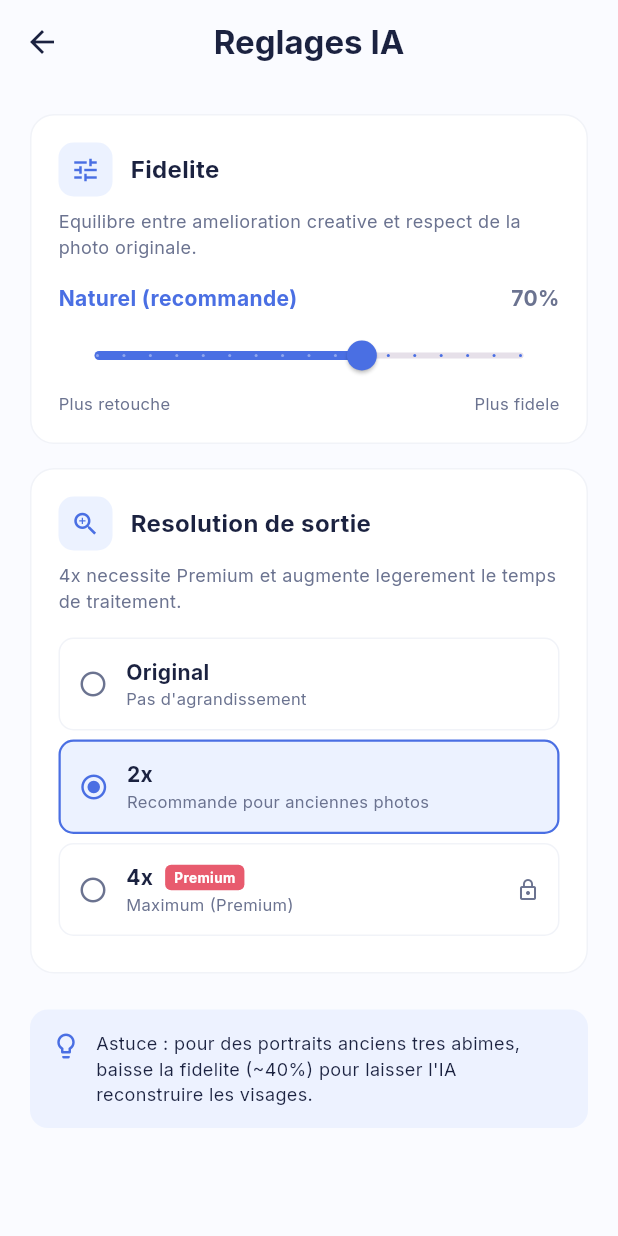
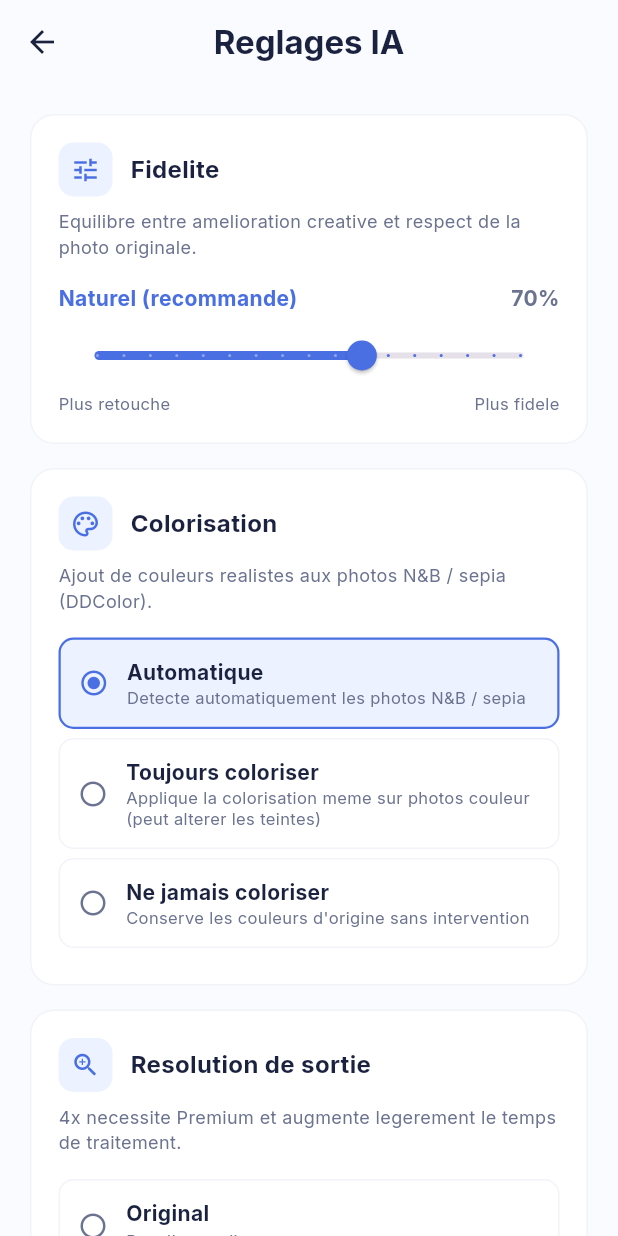
Before and after one commit to agbeviade/CleanPhoto, a Flutter app: the SettingsScreen screen opened directly, on a phone screen of 412 x 824 dp. Run offline on Flutter 3.47's test engine with Material 3 defaults, Android fonts, the phone set to English and light mode, and no system bars; our stand-ins replace cached_network_image, flutter_spinkit, google_fonts, image_picker, share_plus, shared_preferences and 1 more; missing offline and left inert: image_gallery_saver_plus; accounts and stored records are empty.

Commit message:
feat(settings): user-controlled colorize mode (auto/on/off)

```diff
--- a/mobile/lib/screens/settings_screen.dart
+++ b/mobile/lib/screens/settings_screen.dart
@@ -114,6 +114,19 @@ class _SettingsScreenState extends State<SettingsScreen> {
                 ),
                 const SizedBox(height: 16),
                 _section(
+                  icon: Icons.palette_outlined,
+                  title: 'Colorisation',
+                  subtitle:
+                      'Ajout de couleurs realistes aux photos N&B / sepia (DDColor).',
+                  child: Column(
+                    children: [
+                      for (final m in ColorizeMode.values)
+                        _colorizeOption(m),
+                    ],
+                  ),
+                ),
+                const SizedBox(height: 16),
+                _section(
                   icon: Icons.zoom_in,
                   title: 'Resolution de sortie',
                   subtitle:
@@ -200,6 +213,52 @@ class _SettingsScreenState extends State<SettingsScreen> {
     );
   }
 
+  Widget _colorizeOption(ColorizeMode mode) {
+    final selected = _settings.colorize == mode;
+    return InkWell(
+      onTap: () {
+        setState(() => _settings = _settings.copyWith(colorize: mode));
+        _save();
+      },
+      borderRadius: BorderRadius.circular(10),
+      child: Container(
+        padding: const EdgeInsets.symmetric(horizontal: 12, vertical: 12),
+        margin: const EdgeInsets.only(bottom: 6),
+        decoration: BoxDecoration(
+          color: selected ? AppColors.softBlue.withOpacity(0.5) : Colors.transparent,
+          borderRadius: BorderRadius.circular(10),
+          border: Border.all(
+            color: selected ? AppColors.primaryBlue : AppColors.lightGrey,
+            width: selected ? 1.5 : 1,
+          ),
+        ),
+        child: Row(
+          children: [
+            Icon(
+              selected ? Icons.radio_button_checked : Icons.radio_button_unchecked,
+              color: selected ? AppColors.primaryBlue : AppColors.textMuted,
+              size: 20,
+            ),
+            const SizedBox(width: 12),
+            Expanded(
+              child: Column(
+                crossAxisAlignment: CrossAxisAlignment.start,
+                children: [
+                  Text(mode.label,
+                      style: const TextStyle(
+                          fontWeight: FontWeight.w700, fontSize: 14)),
+                  Text(mode.description,
+                      style: const TextStyle(
+                          fontSize: 11, color: AppColors.textMuted, height: 1.3)),
+                ],
+              ),
+            ),
+          ],
+        ),
+      ),
+    );
+  }
+
   Widget _upscaleOption(int value, String label, String description,
       {bool premium = false}) {
     final selected = _settings.upscale == value;
--- a/mobile/lib/services/api_service.dart
+++ b/mobile/lib/services/api_service.dart
@@ -137,6 +137,7 @@ class ApiService {
     final s = settings ?? await SettingsService.load();
     request.fields['fidelity'] = s.fidelity.toStringAsFixed(2);
     request.fields['upscale'] = s.upscale.toString();
+    request.fields['colorize'] = s.colorize.apiValue;
 
     final streamed = await request.send().timeout(const Duration(seconds: 90));
     final response = await http.Response.fromStream(streamed);
--- a/mobile/lib/services/settings_service.dart
+++ b/mobile/lib/services/settings_service.dart
@@ -1,21 +1,56 @@
 import 'package:shared_preferences/shared_preferences.dart';
+
+/// Mode de colorisation pour photos N&B.
+/// auto : detection automatique de la saturation (recommande)
+/// on   : force la colorisation meme si l'image semble couleur
+/// off  : jamais coloriser
+enum ColorizeMode { auto, on, off }
+
+extension ColorizeModeX on ColorizeMode {
+  String get apiValue => switch (this) {
+        ColorizeMode.auto => 'auto',
+        ColorizeMode.on => 'on',
+        ColorizeMode.off => 'off',
+      };
+  String get label => switch (this) {
+        ColorizeMode.auto => 'Automatique',
+        ColorizeMode.on => 'Toujours coloriser',
+        ColorizeMode.off => 'Ne jamais coloriser',
+      };
+  String get description => switch (this) {
+        ColorizeMode.auto =>
+          'Detecte automatiquement les photos N&B / sepia',
+        ColorizeMode.on =>
+          'Applique la colorisation meme sur photos couleur (peut alterer les teintes)',
+        ColorizeMode.off =>
+          'Conserve les couleurs d\'origine sans intervention',
+      };
+}
 
 /// Reglages de restauration IA persistes localement.
 /// fidelity: 0.0 (plus creatif, lisse) -> 1.0 (plus fidele a l'original)
 /// upscale: 1, 2, 4 (premium pour 4x)
+/// colorize: ColorizeMode.auto par defaut
 class RestoreSettings {
   final double fidelity;
   final int upscale;
+  final ColorizeMode colorize;
 
   const RestoreSettings({
     this.fidelity = 0.7,
     this.upscale = 2,
+    this.colorize = ColorizeMode.auto,
   });
 
-  RestoreSettings copyWith({double? fidelity, int? upscale}) =>
+  RestoreSettings copyWith({
+    double? fidelity,
+    int? upscale,
+    ColorizeMode? colorize,
+  }) =>
       RestoreSettings(
         fidelity: fidelity ?? this.fidelity,
         upscale: upscale ?? this.upscale,
+        colorize: colorize ?? this.colorize,
       );
 
   String get fidelityLabel {
@@ -29,12 +64,18 @@ class RestoreSettings {
 class SettingsService {
   static const _kFidelity = 'restore_fidelity_v1';
   static const _kUpscale = 'restore_upscale_v1';
+  static const _kColorize = 'restore_colorize_v1';
 
   static Future<RestoreSettings> load() async {
     final p = await SharedPreferences.getInstance();
+    final colorRaw = p.getString(_kColorize) ?? 'auto';
     return RestoreSettings(
       fidelity: p.getDouble(_kFidelity) ?? 0.7,
       upscale: p.getInt(_kUpscale) ?? 2,
+      colorize: ColorizeMode.values.firstWhere(
+        (m) => m.apiValue == colorRaw,
+        orElse: () => ColorizeMode.auto,
+      ),
     );
   }
 
@@ -42,5 +83,6 @@ class SettingsService {
     final p = await SharedPreferences.getInstance();
     await p.setDouble(_kFidelity, s.fidelity);
     await p.setInt(_kUpscale, s.upscale);
+    await p.setString(_kColorize, s.colorize.apiValue);
   }
 }
```
Also changed, not shown: 2 other files.
